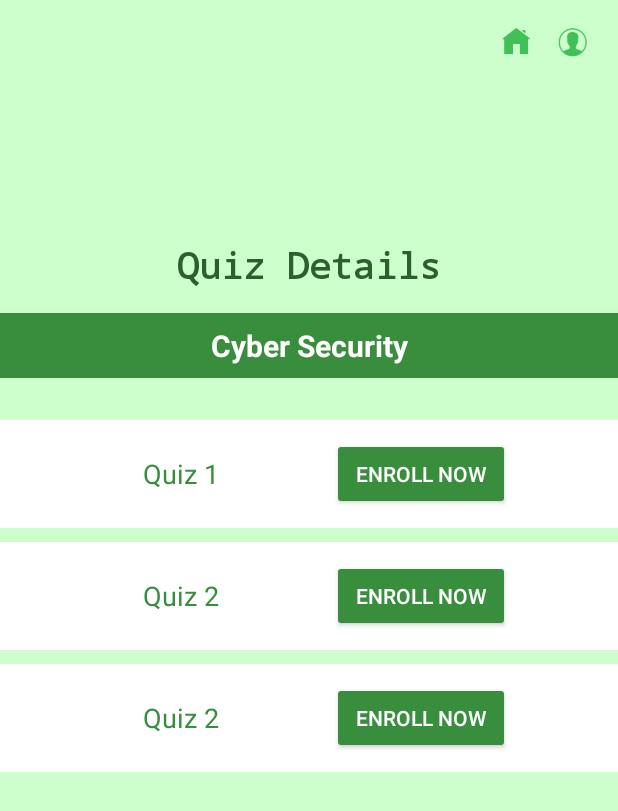
After one commit to Dasunwee/Knowly, an Android app: the page11 screen opened directly, with no data from a screen before it, on a phone screen of 412 x 824 dp. The commit adds this screen. Shown: the top 811 px of the screen. Run offline under Robolectric (Android 15) with nearby library versions, the phone set to English and light mode, and no system bars; 1 statement that could not run was skipped.

Commit message:
Added resource layout UI page for quiz details section

```diff
--- a/app/src/main/AndroidManifest.xml
+++ b/app/src/main/AndroidManifest.xml
@@ -12,6 +12,9 @@
         android:supportsRtl="true"
         android:theme="@style/Theme.AppCompat.Light.NoActionBar"
         tools:targetApi="31">
+        <activity
+            android:name=".page11"
+            android:exported="false" />
         <activity
             android:name=".page10"
             android:exported="false" />
--- /dev/null
+++ b/app/src/main/java/com/example/myapplication/page11.java
@@ -0,0 +1,24 @@
+package com.example.myapplication;
+
+import android.os.Bundle;
+
+import androidx.activity.EdgeToEdge;
+import androidx.appcompat.app.AppCompatActivity;
+import androidx.core.graphics.Insets;
+import androidx.core.view.ViewCompat;
+import androidx.core.view.WindowInsetsCompat;
+
+public class page11 extends AppCompatActivity {
+
+    @Override
+    protected void onCreate(Bundle savedInstanceState) {
+        super.onCreate(savedInstanceState);
+        EdgeToEdge.enable(this);
+        setContentView(R.layout.activity_page11);
+        ViewCompat.setOnApplyWindowInsetsListener(findViewById(R.id.main), (v, insets) -> {
+            Insets systemBars = insets.getInsets(WindowInsetsCompat.Type.systemBars());
+            v.setPadding(systemBars.left, systemBars.top, systemBars.right, systemBars.bottom);
+            return insets;
+        });
+    }
+}
--- a/app/src/main/java/com/example/myapplication/page2.java
+++ b/app/src/main/java/com/example/myapplication/page2.java
@@ -27,7 +27,7 @@ public class page2 extends AppCompatActivity {
             @Override
             public void onClick(View v) {
                 // Navigate to page3 when the signup button is clicked
-                Intent intent = new Intent(page2.this, page3.class);
+                Intent intent = new Intent(page2.this, page5.class);
                 startActivity(intent);
             }
         });
--- a/app/src/main/java/com/example/myapplication/page7.java
+++ b/app/src/main/java/com/example/myapplication/page7.java
@@ -13,6 +13,8 @@ import androidx.core.view.WindowInsetsCompat;
 
 public class page7 extends AppCompatActivity {
 
+    private Button cyberSecurity;
+
 
 
     @Override
@@ -21,6 +23,21 @@ public class page7 extends AppCompatActivity {
         EdgeToEdge.enable(this);
         setContentView(R.layout.activity_page7);
 
+        cyberSecurity = findViewById(R.id.cyber_security_button);
+        cyberSecurity.setOnClickListener(new View.OnClickListener() {
+            @Override
+            public void onClick(View v) {
+                // Navigate to page3 when the signup button is clicked
+                Intent intent = new Intent(page7.this, page11.class);
+                startActivity(intent);
+            }
+        });
+
+        ViewCompat.setOnApplyWindowInsetsListener(findViewById(R.id.cyber_security_button), (v, insets) -> {
+            Insets systemBars = insets.getInsets(WindowInsetsCompat.Type.systemBars());
+            v.setPadding(systemBars.left, systemBars.top, systemBars.right, systemBars.bottom);
+            return insets;
+        });
 
     }
 }
--- /dev/null
+++ b/app/src/main/res/layout/activity_page11.xml
@@ -0,0 +1,151 @@
+<?xml version="1.0" encoding="utf-8"?>
+<RelativeLayout
+    xmlns:android="http://schemas.android.com/apk/res/android"
+    android:layout_width="match_parent"
+    android:layout_height="match_parent"
+    android:background="#CCFFCC">
+
+    <!-- Icons -->
+    <ImageView
+        android:id="@+id/homeIcon"
+        android:layout_width="24dp"
+        android:layout_height="24dp"
+        android:layout_alignParentEnd="true"
+        android:layout_marginEnd="56dp"
+        android:layout_marginTop="16dp"
+        android:src="@drawable/ic_home" />
+
+    <ImageView
+        android:id="@+id/profileIcon"
+        android:layout_width="24dp"
+        android:layout_height="24dp"
+        android:layout_alignParentEnd="true"
+        android:layout_marginEnd="18dp"
+        android:layout_marginTop="16dp"
+        android:src="@drawable/ic_profile" />
+
+    <TextView
+        android:id="@+id/headerText"
+        android:layout_width="wrap_content"
+        android:layout_height="wrap_content"
+        android:layout_marginTop="160dp"
+        android:layout_centerHorizontal="true"
+        android:text="Quiz Details"
+        android:textSize="24sp"
+        android:textColor="#2C5F2D"
+        android:textStyle="bold"
+        android:fontFamily="monospace" />
+
+
+    <TextView
+        android:id="@+id/courseTitle"
+        android:layout_width="match_parent"
+        android:layout_height="wrap_content"
+        android:layout_below="@id/headerText"
+        android:layout_marginTop="16dp"
+        android:background="#388E3C"
+        android:padding="8dp"
+        android:text="Cyber Security"
+        android:textColor="#FFFFFF"
+        android:textSize="20sp"
+        android:textStyle="bold"
+        android:gravity="center" />
+
+    <!-- Quiz Buttons -->
+    <LinearLayout
+        android:layout_width="match_parent"
+        android:layout_height="wrap_content"
+        android:orientation="vertical"
+        android:divider="#B0E57C"
+
+        android:showDividers="middle"
+        android:layout_marginTop="280dp">
+
+        <LinearLayout
+            android:layout_width="match_parent"
+            android:layout_height="wrap_content"
+            android:orientation="horizontal"
+            android:padding="12dp"
+            android:background="#FFFFFF"
+            android:gravity="center_vertical">
+
+            <TextView
+                android:layout_width="0dp"
+                android:layout_height="wrap_content"
+                android:layout_weight="1"
+                android:text="Quiz 1"
+                android:textAlignment="center"
+                android:textSize="18sp"
+                android:textColor="#388E3C"
+                android:paddingStart="8dp" />
+
+            <Button
+                android:layout_width="wrap_content"
+                android:layout_height="wrap_content"
+                android:backgroundTint="#388E3C"
+                android:paddingHorizontal="16dp"
+                android:text="Enroll Now"
+                android:layout_marginRight="60dp"
+                android:textColor="#FFFFFF" />
+        </LinearLayout>
+
+        <LinearLayout
+            android:layout_width="match_parent"
+            android:layout_height="wrap_content"
+            android:orientation="horizontal"
+            android:padding="12dp"
+            android:layout_marginTop="10dp"
+            android:background="#FFFFFF"
+            android:gravity="center_vertical">
+
+            <TextView
+                android:layout_width="0dp"
+                android:layout_height="wrap_content"
+                android:layout_weight="1"
+                android:text="Quiz 2"
+                android:textAlignment="center"
+                android:textSize="18sp"
+                android:textColor="#388E3C"
+                android:paddingStart="8dp" />
+
+            <Button
+                android:layout_width="wrap_content"
+                android:layout_height="wrap_content"
+                android:backgroundTint="#388E3C"
+                android:paddingHorizontal="16dp"
+                android:text="Enroll Now"
+                android:layout_marginRight="60dp"
+                android:textColor="#FFFFFF" />
+        </LinearLayout>
+
+        <LinearLayout
+            android:layout_width="match_parent"
+            android:layout_height="wrap_content"
+            android:orientation="horizontal"
+            android:padding="12dp"
+            android:layout_marginTop="10dp"
+            android:background="#FFFFFF"
+            android:gravity="center_vertical">
+
+            <TextView
+                android:layout_width="0dp"
+                android:layout_height="wrap_content"
+                android:layout_weight="1"
+                android:text="Quiz 2"
+                android:textAlignment="center"
+                android:textSize="18sp"
+                android:textColor="#388E3C"
+                android:paddingStart="8dp" />
+
+            <Button
+                android:layout_width="wrap_content"
+                android:layout_height="wrap_content"
+                android:backgroundTint="#388E3C"
+                android:paddingHorizontal="16dp"
+                android:text="Enroll Now"
+                android:layout_marginRight="60dp"
+                android:textColor="#FFFFFF" />
+        </LinearLayout>
+    </LinearLayout>
+
+</RelativeLayout>
--- a/app/src/main/res/layout/activity_page9.xml
+++ b/app/src/main/res/layout/activity_page9.xml
@@ -12,7 +12,7 @@
         android:layout_height="wrap_content"
         android:layout_marginTop="160dp"
         android:layout_centerHorizontal="true"
-        android:text="Coures Details"
+        android:text="Course Details"
         android:textSize="24sp"
         android:textColor="#2C5F2D"
         android:textStyle="bold"
```
